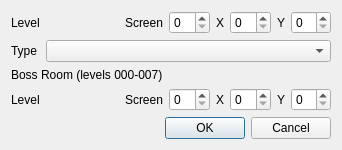
Before: the Qt Designer form src/exiteditwindow.ui in devinacker/kale, drawn with Qt 5.
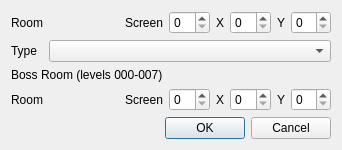
After: the same form once the commit is applied. Icons and pictures are not drawn.

Commit message:
wording changes "level"/"world"/"room"/etc
might be a bit weird now since "level" is still used all over the place
internally but w/e

```diff
--- a/src/exiteditwindow.ui
+++ b/src/exiteditwindow.ui
@@ -37,7 +37,7 @@
    <item row="0" column="0">
     <widget class="QLabel" name="label_Level">
      <property name="text">
-      <string>Level</string>
+      <string>Room</string>
      </property>
     </widget>
    </item>
@@ -126,7 +126,7 @@
    <item row="3" column="0">
     <widget class="QLabel" name="label_BossLevel">
      <property name="text">
-      <string>Level</string>
+      <string>Room</string>
      </property>
     </widget>
    </item>
```
The commit also changes 7 other files.
